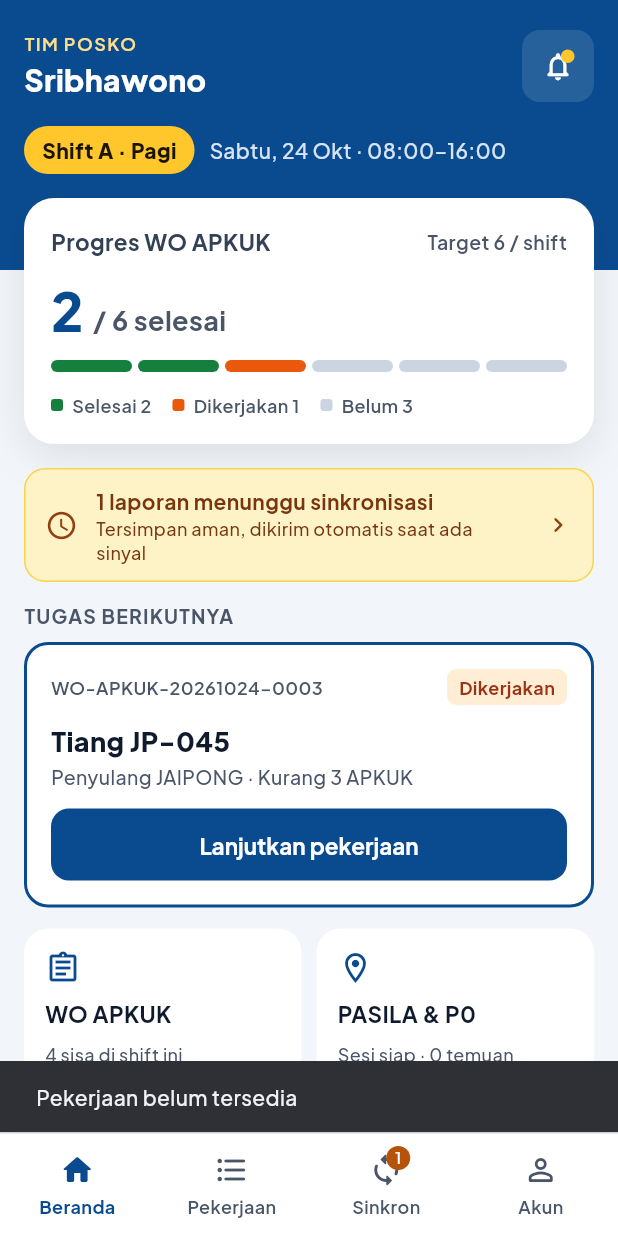
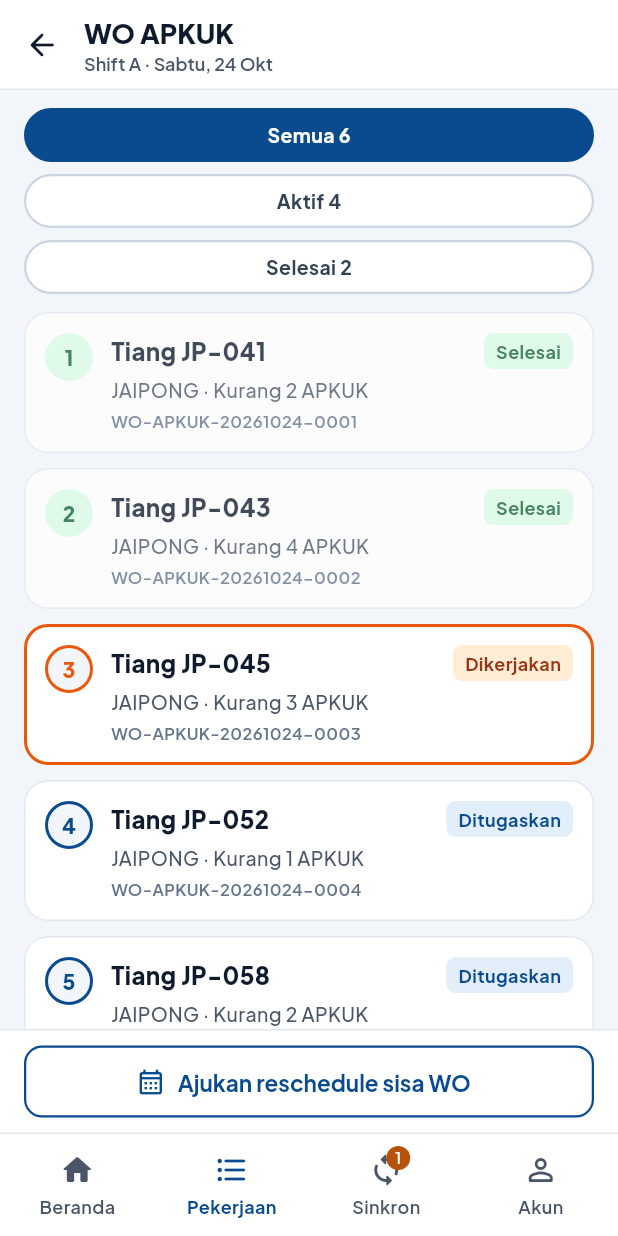
Before and after one commit to raapstronaut/ulp-sribhawono, a Flutter app: the BerandaScreen screen opened directly, item 2 of the bottom bar chosen, on a phone screen of 412 x 824 dp. Run offline on Flutter 3.47's test engine with Material 3 defaults, Android fonts, the phone set to English and light mode, and no system bars.

Commit message:
feat(mobile): add APKUK work order list screen

```diff
--- /dev/null
+++ b/mobile/lib/mock/mock_work_orders.dart
@@ -0,0 +1,73 @@
+import '../widgets/wo_status_chip.dart';
+
+/// DATA CONTOH untuk mockup, bukan data operasional.
+class WorkOrderItem {
+  const WorkOrderItem({
+    required this.routeOrder,
+    required this.pole,
+    required this.feeder,
+    required this.missingApkuk,
+    required this.status,
+    required this.code,
+  });
+
+  final int routeOrder;
+  final String pole;
+  final String feeder;
+  final int missingApkuk;
+  final WoStatus status;
+  final String code;
+}
+
+const mockShiftSubtitle = 'Shift A · Sabtu, 24 Okt';
+
+const mockWorkOrders = [
+  WorkOrderItem(
+    routeOrder: 1,
+    pole: 'JP-041',
+    feeder: 'JAIPONG',
+    missingApkuk: 2,
+    status: WoStatus.selesai,
+    code: 'WO-APKUK-20261024-0001',
+  ),
+  WorkOrderItem(
+    routeOrder: 2,
+    pole: 'JP-043',
+    feeder: 'JAIPONG',
+    missingApkuk: 4,
+    status: WoStatus.selesai,
+    code: 'WO-APKUK-20261024-0002',
+  ),
+  WorkOrderItem(
+    routeOrder: 3,
+    pole: 'JP-045',
+    feeder: 'JAIPONG',
+    missingApkuk: 3,
+    status: WoStatus.dikerjakan,
+    code: 'WO-APKUK-20261024-0003',
+  ),
+  WorkOrderItem(
+    routeOrder: 4,
+    pole: 'JP-052',
+    feeder: 'JAIPONG',
+    missingApkuk: 1,
+    status: WoStatus.ditugaskan,
+    code: 'WO-APKUK-20261024-0004',
+  ),
+  WorkOrderItem(
+    routeOrder: 5,
+    pole: 'JP-058',
+    feeder: 'JAIPONG',
+    missingApkuk: 2,
+    status: WoStatus.ditugaskan,
+    code: 'WO-APKUK-20261024-0005',
+  ),
+  WorkOrderItem(
+    routeOrder: 6,
+    pole: 'JT-012',
+    feeder: 'JATILAN',
+    missingApkuk: 5,
+    status: WoStatus.ditugaskan,
+    code: 'WO-APKUK-20261024-0006',
+  ),
+];
--- a/mobile/lib/screens/beranda_screen.dart
+++ b/mobile/lib/screens/beranda_screen.dart
@@ -6,7 +6,9 @@ import '../theme/app_colors.dart';
 import '../theme/app_text.dart';
 import '../theme/app_theme.dart';
 import '../widgets/app_bottom_nav.dart';
+import '../widgets/not_ready.dart';
 import '../widgets/wo_status_chip.dart';
+import 'daftar_wo_screen.dart';
 
 /// Artboard desain "2 · Beranda Shift". Masih memakai data contoh.
 class BerandaScreen extends StatelessWidget {
@@ -14,11 +16,12 @@ class BerandaScreen extends StatelessWidget {
 
   final BerandaData data;
 
-  /// Layar tujuan belum dibuat: beri tahu dengan jujur, jangan diam saja.
-  void _showNotReady(BuildContext context, String feature) {
-    ScaffoldMessenger.of(context)
-      ..hideCurrentSnackBar()
-      ..showSnackBar(SnackBar(content: Text('$feature belum tersedia')));
+  void _openWorkOrders(BuildContext context) {
+    Navigator.of(context).push(
+      MaterialPageRoute(
+        builder: (_) => DaftarWoScreen(pendingSyncCount: data.pendingSyncCount),
+      ),
+    );
   }
 
   @override
@@ -32,7 +35,7 @@ class BerandaScreen extends StatelessWidget {
             children: [
               _Header(
                 data: data,
-                onNotifications: () => _showNotReady(context, 'Notifikasi'),
+                onNotifications: () => showNotReady(context, 'Notifikasi'),
               ),
               // Pita biru di belakang kartu membuatnya tampak menimpa header.
               Stack(
@@ -60,7 +63,7 @@ class BerandaScreen extends StatelessWidget {
                     if (data.pendingSyncCount > 0) ...[
                       _SyncBanner(
                         count: data.pendingSyncCount,
-                        onTap: () => _showNotReady(context, 'Halaman Sinkron'),
+                        onTap: () => showNotReady(context, 'Halaman Sinkron'),
                       ),
                       const SizedBox(height: 14),
                     ],
@@ -68,7 +71,7 @@ class BerandaScreen extends StatelessWidget {
                     const SizedBox(height: 8),
                     _NextTaskCard(
                       task: data.nextTask,
-                      onContinue: () => _showNotReady(context, 'Detail WO'),
+                      onContinue: () => showNotReady(context, 'Detail WO'),
                     ),
                     const SizedBox(height: 14),
                     IntrinsicHeight(
@@ -80,7 +83,7 @@ class BerandaScreen extends StatelessWidget {
                               icon: Icons.assignment_outlined,
                               title: 'WO APKUK',
                               subtitle: '${data.woRemaining} sisa di shift ini',
-                              onTap: () => _showNotReady(context, 'Daftar WO'),
+                              onTap: () => _openWorkOrders(context),
                             ),
                           ),
                           const SizedBox(width: 10),
@@ -89,8 +92,7 @@ class BerandaScreen extends StatelessWidget {
                               icon: Icons.location_on_outlined,
                               title: 'PASILA & P0',
                               subtitle: data.pasilaSummary,
-                              onTap: () =>
-                                  _showNotReady(context, 'PASILA & P0'),
+                              onTap: () => showNotReady(context, 'PASILA & P0'),
                             ),
                           ),
                         ],
@@ -106,7 +108,15 @@ class BerandaScreen extends StatelessWidget {
           current: AppTab.beranda,
           pendingSyncCount: data.pendingSyncCount,
           onSelected: (tab) {
-            if (tab != AppTab.beranda) _showNotReady(context, tab.label);
+            switch (tab) {
+              case AppTab.beranda:
+                break;
+              case AppTab.pekerjaan:
+                _openWorkOrders(context);
+              case AppTab.sinkron:
+              case AppTab.akun:
+                showNotReady(context, tab.label);
+            }
           },
         ),
       ),
--- /dev/null
+++ b/mobile/lib/screens/daftar_wo_screen.dart
@@ -0,0 +1,320 @@
+import 'package:flutter/material.dart';
+import 'package:flutter/services.dart';
+
+import '../mock/mock_work_orders.dart';
+import '../theme/app_colors.dart';
+import '../theme/app_text.dart';
+import '../theme/app_theme.dart';
+import '../widgets/app_bottom_nav.dart';
+import '../widgets/not_ready.dart';
+import '../widgets/wo_status_chip.dart';
+
+enum _WoFilter {
+  semua('Semua'),
+  aktif('Aktif'),
+  selesai('Selesai');
+
+  const _WoFilter(this.label);
+
+  final String label;
+
+  bool matches(WorkOrderItem item) => switch (this) {
+    _WoFilter.semua => true,
+    _WoFilter.aktif => item.status != WoStatus.selesai,
+    _WoFilter.selesai => item.status == WoStatus.selesai,
+  };
+}
+
+/// Artboard desain "3 · Daftar WO APKUK". Masih memakai data contoh.
+class DaftarWoScreen extends StatefulWidget {
+  const DaftarWoScreen({
+    super.key,
+    this.items = mockWorkOrders,
+    this.subtitle = mockShiftSubtitle,
+    this.pendingSyncCount = 1,
+  });
+
+  final List<WorkOrderItem> items;
+  final String subtitle;
+  final int pendingSyncCount;
+
+  @override
+  State<DaftarWoScreen> createState() => _DaftarWoScreenState();
+}
+
+class _DaftarWoScreenState extends State<DaftarWoScreen> {
+  _WoFilter _filter = _WoFilter.semua;
+
+  @override
+  Widget build(BuildContext context) {
+    final visible = widget.items.where(_filter.matches).toList();
+
+    return Scaffold(
+      appBar: AppBar(
+        toolbarHeight: 60,
+        backgroundColor: AppColors.surface,
+        surfaceTintColor: Colors.transparent,
+        systemOverlayStyle: SystemUiOverlayStyle.dark,
+        titleSpacing: 0,
+        shape: const Border(bottom: BorderSide(color: AppColors.border)),
+        leading: IconButton(
+          tooltip: 'Kembali ke beranda',
+          icon: const Icon(Icons.arrow_back_rounded),
+          onPressed: () => Navigator.of(context).pop(),
+        ),
+        title: Column(
+          crossAxisAlignment: CrossAxisAlignment.start,
+          children: [
+            const Text('WO APKUK', style: AppText.titleSmall),
+            Text(widget.subtitle, style: AppText.caption),
+          ],
+        ),
+      ),
+      body: Column(
+        crossAxisAlignment: CrossAxisAlignment.stretch,
+        children: [
+          Padding(
+            padding: const EdgeInsets.symmetric(
+              horizontal: AppSizes.screenPadding,
+              vertical: 8,
+            ),
+            // Wrap: pil turun ke baris baru bila font HP diperbesar.
+            child: Wrap(
+              spacing: 8,
+              children: [
+                for (final filter in _WoFilter.values)
+                  _FilterPill(
+                    label:
+                        '${filter.label} '
+                        '${widget.items.where(filter.matches).length}',
+                    selected: filter == _filter,
+                    onTap: () => setState(() => _filter = filter),
+                  ),
+              ],
+            ),
+          ),
+          Expanded(
+            child: visible.isEmpty
+                ? Center(
+                    child: Padding(
+                      padding: const EdgeInsets.all(32),
+                      child: Text(
+                        'Tidak ada WO pada filter ini.',
+                        textAlign: TextAlign.center,
+                        style: AppText.body.copyWith(
+                          color: AppColors.textSecondary,
+                        ),
+                      ),
+                    ),
+                  )
+                : ListView.separated(
+                    padding: const EdgeInsets.fromLTRB(
+                      AppSizes.screenPadding,
+                      0,
+                      AppSizes.screenPadding,
+                      12,
+                    ),
+                    itemCount: visible.length,
+                    separatorBuilder: (_, _) => const SizedBox(height: 10),
+                    itemBuilder: (context, index) => _WorkOrderCard(
+                      item: visible[index],
+                      onTap: () => showNotReady(context, 'Detail WO'),
+                    ),
+                  ),
+          ),
+          Container(
+            padding: const EdgeInsets.symmetric(
+              horizontal: AppSizes.screenPadding,
+              vertical: 10,
+            ),
+            decoration: const BoxDecoration(
+              color: AppColors.surface,
+              border: Border(top: BorderSide(color: AppColors.border)),
+            ),
+            child: OutlinedButton.icon(
+              onPressed: () => showNotReady(context, 'Form reschedule'),
+              icon: const Icon(Icons.calendar_month_outlined, size: 20),
+              label: const Text('Ajukan reschedule sisa WO'),
+            ),
+          ),
+        ],
+      ),
+      bottomNavigationBar: AppBottomNav(
+        current: AppTab.pekerjaan,
+        pendingSyncCount: widget.pendingSyncCount,
+        onSelected: (tab) {
+          switch (tab) {
+            case AppTab.beranda:
+              Navigator.of(context).pop();
+            case AppTab.pekerjaan:
+              break;
+            case AppTab.sinkron:
+            case AppTab.akun:
+              showNotReady(context, tab.label);
+          }
+        },
+      ),
+    );
+  }
+}
+
+class _FilterPill extends StatelessWidget {
+  const _FilterPill({
+    required this.label,
+    required this.selected,
+    required this.onTap,
+  });
+
+  final String label;
+  final bool selected;
+  final VoidCallback onTap;
+
+  @override
+  Widget build(BuildContext context) {
+    return Semantics(
+      button: true,
+      selected: selected,
+      // Area sentuh 44 walau pil yang terlihat setinggi 36.
+      child: InkWell(
+        onTap: onTap,
+        borderRadius: BorderRadius.circular(999),
+        child: Padding(
+          padding: const EdgeInsets.symmetric(vertical: 4),
+          child: Container(
+            height: 36,
+            alignment: Alignment.center,
+            padding: const EdgeInsets.symmetric(horizontal: 14),
+            decoration: BoxDecoration(
+              color: selected ? AppColors.primary : AppColors.surface,
+              borderRadius: BorderRadius.circular(999),
+              border: Border.all(
+                color: selected ? AppColors.primary : AppColors.borderStrong,
+                width: 1.5,
+              ),
+            ),
+            child: Text(
+              label,
+              style: AppText.body.copyWith(
+                fontSize: 13,
+                fontWeight: FontWeight.w700,
+                color: selected ? Colors.white : AppColors.textLabel,
+              ),
+            ),
+          ),
+        ),
+      ),
+    );
+  }
+}
+
+class _WorkOrderCard extends StatelessWidget {
+  const _WorkOrderCard({required this.item, required this.onTap});
+
+  final WorkOrderItem item;
+  final VoidCallback onTap;
+
+  @override
+  Widget build(BuildContext context) {
+    final isDone = item.status == WoStatus.selesai;
+    final isActive = item.status == WoStatus.dikerjakan;
+    final borderRadius = BorderRadius.circular(AppSizes.radiusCard);
+
+    return Opacity(
+      opacity: isDone ? 0.78 : 1,
+      child: Material(
+        color: AppColors.surface,
+        shape: RoundedRectangleBorder(
+          borderRadius: borderRadius,
+          side: isActive
+              ? const BorderSide(color: AppColors.progressActive, width: 2)
+              : const BorderSide(color: AppColors.border),
+        ),
+        child: InkWell(
+          borderRadius: borderRadius,
+          onTap: onTap,
+          child: Padding(
+            padding: const EdgeInsets.all(14),
+            child: Row(
+              crossAxisAlignment: CrossAxisAlignment.start,
+              children: [
+                _RouteOrderBadge(order: item.routeOrder, status: item.status),
+                const SizedBox(width: 12),
+                Expanded(
+                  child: Column(
+                    crossAxisAlignment: CrossAxisAlignment.start,
+                    children: [
+                      Row(
+                        children: [
+                          Expanded(
+                            child: Text(
+                              'Tiang ${item.pole}',
+                              style: AppText.label.copyWith(
+                                fontSize: 16,
+                                fontWeight: FontWeight.w800,
+                              ),
+                            ),
+                          ),
+                          const SizedBox(width: 8),
+                          WoStatusChip(item.status),
+                        ],
+                      ),
+                      const SizedBox(height: 4),
+                      Text(
+                        '${item.feeder} · Kurang ${item.missingApkuk} APKUK',
+                        style: AppText.body.copyWith(
+                          fontSize: 13,
+                          color: AppColors.textSecondary,
+                        ),
+                      ),
+                      const SizedBox(height: 4),
+                      Text(
+                        item.code,
+                        style: AppText.caption.copyWith(
+                          fontSize: 11,
+                          color: AppColors.textMuted,
+                        ),
+                      ),
+                    ],
+                  ),
+                ),
+              ],
+            ),
+          ),
+        ),
+      ),
+    );
+  }
+}
+
+class _RouteOrderBadge extends StatelessWidget {
+  const _RouteOrderBadge({required this.order, required this.status});
+
+  final int order;
+  final WoStatus status;
+
+  @override
+  Widget build(BuildContext context) {
+    final isDone = status == WoStatus.selesai;
+    final ringColor = status == WoStatus.dikerjakan
+        ? AppColors.progressActive
+        : status.foreground;
+
+    return Container(
+      width: 32,
+      height: 32,
+      alignment: Alignment.center,
+      decoration: BoxDecoration(
+        shape: BoxShape.circle,
+        color: isDone ? status.background : AppColors.background,
+        border: isDone ? null : Border.all(color: ringColor, width: 2),
+      ),
+      child: Text(
+        '$order',
+        style: AppText.body.copyWith(
+          fontWeight: FontWeight.w800,
+          color: isDone ? status.foreground : ringColor,
+        ),
+      ),
+    );
+  }
+}
--- /dev/null
+++ b/mobile/lib/widgets/not_ready.dart
@@ -0,0 +1,8 @@
+import 'package:flutter/material.dart';
+
+/// Layar tujuan belum dibuat: beri tahu dengan jujur, jangan diam saja.
+void showNotReady(BuildContext context, String feature) {
+  ScaffoldMessenger.of(context)
+    ..hideCurrentSnackBar()
+    ..showSnackBar(SnackBar(content: Text('$feature belum tersedia')));
+}
```
Also changed, not shown: 1 other file.
